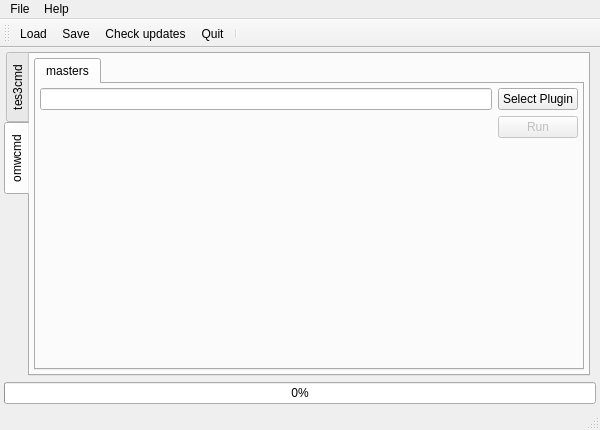
This is moht/ui/qtgui.ui in emcek/modhelpertool as Qt 5 draws it before an edit. The edited form follows.
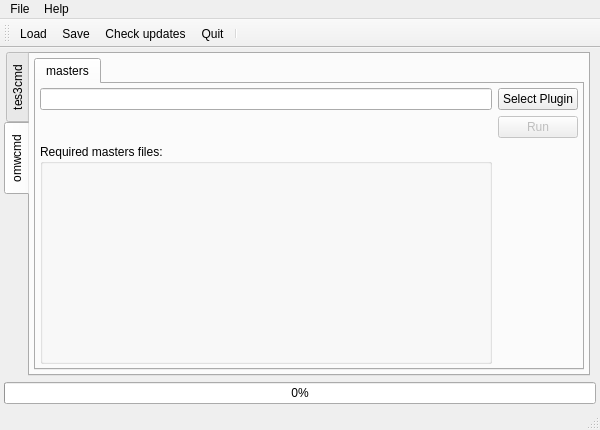
This is the edited form. The open tabs and pages were chosen to show the change. Icons and pictures are not drawn.

Commit message: add QGroupBox for label

Patch:
```diff
--- a/moht/ui/qtgui.ui
+++ b/moht/ui/qtgui.ui
@@ -303,6 +303,22 @@
             <item row="0" column="0">
              <widget class="QLineEdit" name="le_masters_plugin"/>
             </item>
+            <item row="2" column="0">
+             <widget class="QGroupBox" name="groupBox_3">
+              <property name="title">
+               <string>Required masters files:</string>
+              </property>
+              <layout class="QGridLayout" name="gridLayout_8">
+               <item row="0" column="0">
+                <widget class="QLabel" name="l_masters_result">
+                 <property name="text">
+                  <string/>
+                 </property>
+                </widget>
+               </item>
+              </layout>
+             </widget>
+            </item>
             <item row="1" column="1">
              <widget class="QPushButton" name="pb_masters_run">
               <property name="enabled">
@@ -320,13 +336,6 @@
               </property>
              </widget>
             </item>
-            <item row="2" column="0" colspan="2">
-             <widget class="QLabel" name="l_masters_result">
-              <property name="text">
-               <string/>
-              </property>
-             </widget>
-            </item>
            </layout>
           </widget>
          </widget>
```
The commit also changes 1 other file.
